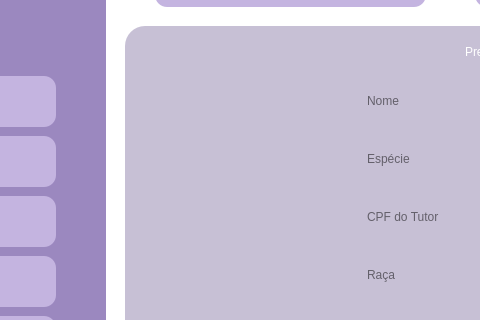
Before: the Qt Designer form VeterinaryScheduleSystem/cadastropet.ui in brenoafsa/VeterinaryScheduleSystem, drawn with Qt 5; both pictures show x 185 to 665 and y 174 to 494 of the 1302 by 619 pixel window.
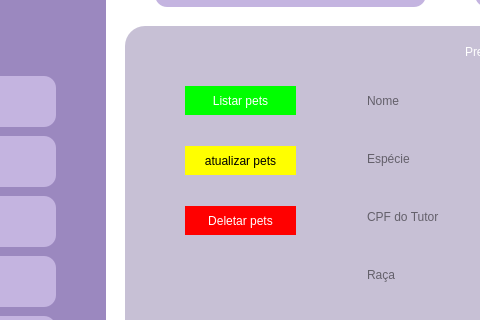
After: the same form once the commit is applied. Icons and pictures are not drawn.

What changed in the file:
```diff
--- a/VeterinaryScheduleSystem/cadastropet.ui
+++ b/VeterinaryScheduleSystem/cadastropet.ui
@@ -563,6 +563,57 @@
      </item>
     </layout>
    </widget>
+   <widget class="QPushButton" name="ListarPets">
+    <property name="geometry">
+     <rect>
+      <x>60</x>
+      <y>60</y>
+      <width>111</width>
+      <height>29</height>
+     </rect>
+    </property>
+    <property name="styleSheet">
+     <string notr="true">color: rgb(255, 255, 255);
+background-color: rgb(0, 255, 0);</string>
+    </property>
+    <property name="text">
+     <string>Listar pets</string>
+    </property>
+   </widget>
+   <widget class="QPushButton" name="AtualizarPet">
+    <property name="geometry">
+     <rect>
+      <x>60</x>
+      <y>120</y>
+      <width>111</width>
+      <height>29</height>
+     </rect>
+    </property>
+    <property name="styleSheet">
+     <string notr="true">color: rgb(0, 0, 0);
+background-color: rgb(255, 255, 0);</string>
+    </property>
+    <property name="text">
+     <string>atualizar pets</string>
+    </property>
+   </widget>
+   <widget class="QPushButton" name="DeletarPet">
+    <property name="geometry">
+     <rect>
+      <x>60</x>
+      <y>180</y>
+      <width>111</width>
+      <height>29</height>
+     </rect>
+    </property>
+    <property name="styleSheet">
+     <string notr="true">color: rgb(255, 255, 255);
+background-color: rgb(255, 0, 0);</string>
+    </property>
+    <property name="text">
+     <string>Deletar pets</string>
+    </property>
+   </widget>
   </widget>
  </widget>
  <resources>
```
Left out of the diff: 2 changed lines with no effect on the pictures.
